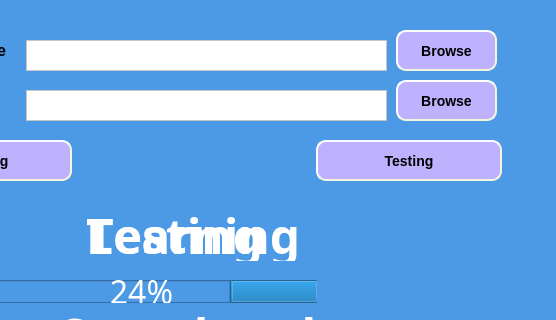
The window that uis/AdministratorWindow.ui (Mariya17/PredictSongPopularity) describes before a commit, drawn with Qt 5; both pictures show x 144 to 700 and y 0 to 320 of the 700 by 609 pixel window.
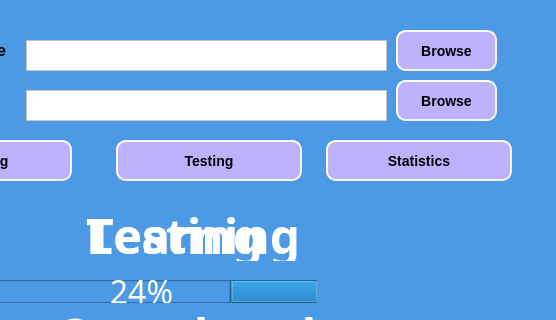
The same window after the commit. Icons and pictures are not drawn.

Commit message: error to bad k2 input and statistics button

Patch:
```diff
--- a/uis/AdministratorWindow.ui
+++ b/uis/AdministratorWindow.ui
@@ -62,7 +62,7 @@
    <widget class="QPushButton" name="btn_testing">
     <property name="geometry">
      <rect>
-      <x>460</x>
+      <x>260</x>
       <y>150</y>
       <width>186</width>
       <height>41</height>
@@ -480,6 +480,39 @@
      <string notr="true">background-color: rgb(255, 255, 255);</string>
     </property>
    </widget>
+   <widget class="QPushButton" name="btn_statistics">
+    <property name="geometry">
+     <rect>
+      <x>470</x>
+      <y>150</y>
+      <width>186</width>
+      <height>41</height>
+     </rect>
+    </property>
+    <property name="font">
+     <font>
+      <pointsize>-1</pointsize>
+      <weight>75</weight>
+      <italic>false</italic>
+      <bold>true</bold>
+      <kerning>true</kerning>
+     </font>
+    </property>
+    <property name="styleSheet">
+     <string notr="true">background-color: rgb(190, 178, 255);
+border-style: outset;
+border-width: 2px;
+border-radius: 10px;
+border-color: beige;
+font: bold 14px;
+min-width: 10em;
+padding: 6px;
+</string>
+    </property>
+    <property name="text">
+     <string>Statistics</string>
+    </property>
+   </widget>
   </widget>
   <widget class="QMenuBar" name="menubar">
    <property name="geometry">
```
The commit also changes 4 other files.
